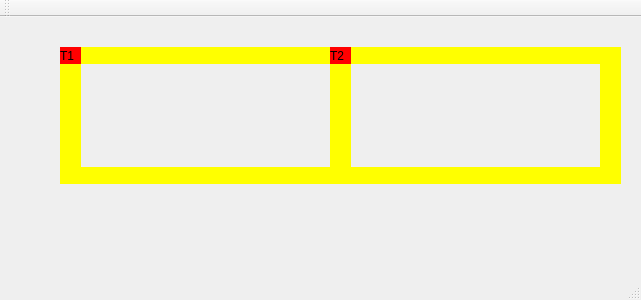
First picture: the form in mainwindow.ui, repository PedroAug91/SO_U2_Trens, before the edit.
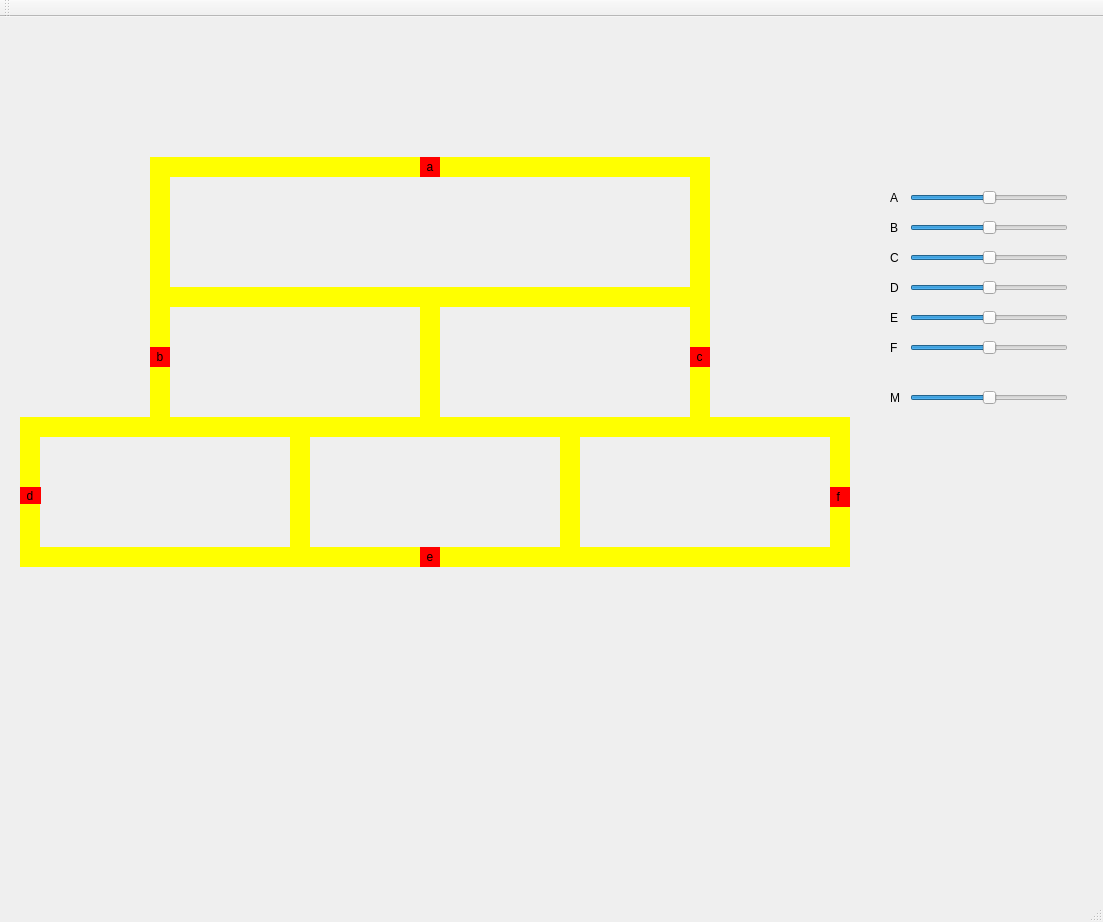
Second picture: the form after the edit.

Commit message:
feat(UI): Trens circulando suas malhas em sentido anti-horario
.

```diff
--- a/mainwindow.ui
+++ b/mainwindow.ui
@@ -6,19 +6,67 @@
             <rect>
                 <x>0</x>
                 <y>0</y>
-                <width>641</width>
-                <height>300</height>
+    <width>1103</width>
+    <height>922</height>
             </rect>
         </property>
         <property name="windowTitle">
-            <string>MainWindow</string>
+   <string>Trabalho SO U2 - Pedro Augusto</string>
         </property>
         <widget class="QWidget" name="centralWidget">
-            <widget class="QLabel" name="label_trem1">
+   <widget class="QLabel" name="label_trem_a">
                 <property name="geometry">
                     <rect>
-                        <x>60</x>
-                        <y>30</y>
+      <x>420</x>
+      <y>140</y>
+      <width>20</width>
+      <height>20</height>
+     </rect>
+    </property>
+    <property name="styleSheet">
+     <string notr="true">QLabel { background: red}</string>
+    </property>
+    <property name="text">
+     <string>  a</string>
+    </property>
+   </widget>
+   <widget class="QLabel" name="label_trem_b">
+    <property name="geometry">
+     <rect>
+      <x>150</x>
+      <y>330</y>
+      <width>20</width>
+      <height>20</height>
+     </rect>
+    </property>
+    <property name="styleSheet">
+     <string notr="true">QLabel { background: red}</string>
+    </property>
+    <property name="text">
+     <string>  b</string>
+    </property>
+   </widget>
+   <widget class="QLabel" name="label_trem_c">
+    <property name="geometry">
+     <rect>
+      <x>690</x>
+      <y>330</y>
+      <width>20</width>
+      <height>20</height>
+     </rect>
+    </property>
+    <property name="styleSheet">
+     <string notr="true">QLabel { background: red}</string>
+    </property>
+    <property name="text">
+     <string>  c</string>
+    </property>
+   </widget>
+   <widget class="QLabel" name="label_trem_d">
+    <property name="geometry">
+     <rect>
+      <x>20</x>
+      <y>470</y>
                         <width>21</width>
                         <height>17</height>
                     </rect>
@@ -27,16 +75,80 @@
                     <string notr="true">QLabel { background: red}</string>
                 </property>
                 <property name="text">
-                    <string>T1</string>
-                </property>
-            </widget>
-            <widget class="QLabel" name="label_trilho1">
+     <string>  d</string>
+    </property>
+   </widget>
+   <widget class="QLabel" name="label_trem_e">
                 <property name="geometry">
                     <rect>
-                        <x>80</x>
-                        <y>30</y>
+      <x>420</x>
+      <y>530</y>
+      <width>20</width>
+      <height>20</height>
+     </rect>
+    </property>
+    <property name="styleSheet">
+     <string notr="true">QLabel { background: red}</string>
+    </property>
+    <property name="text">
+     <string>  e</string>
+    </property>
+   </widget>
+   <widget class="QLabel" name="label_trem_f">
+    <property name="geometry">
+     <rect>
+      <x>830</x>
+      <y>470</y>
+      <width>20</width>
+      <height>20</height>
+     </rect>
+    </property>
+    <property name="styleSheet">
+     <string notr="true">QLabel { background: red}</string>
+    </property>
+    <property name="text">
+     <string>  f</string>
+    </property>
+   </widget>
+   <widget class="QLabel" name="trilho_1">
+    <property name="geometry">
+     <rect>
+      <x>170</x>
+      <y>140</y>
+      <width>520</width>
+      <height>20</height>
+     </rect>
+    </property>
+    <property name="styleSheet">
+     <string notr="true">QLabel { background: yellow}</string>
+    </property>
+    <property name="text">
+     <string/>
+    </property>
+   </widget>
+   <widget class="QLabel" name="trilho_2">
+    <property name="geometry">
+     <rect>
+      <x>150</x>
+      <y>140</y>
+      <width>20</width>
+      <height>150</height>
+     </rect>
+    </property>
+    <property name="styleSheet">
+     <string notr="true">QLabel { background: yellow}</string>
+    </property>
+    <property name="text">
+     <string/>
+    </property>
+   </widget>
+   <widget class="QLabel" name="trilho_3">
+    <property name="geometry">
+     <rect>
+      <x>170</x>
+      <y>270</y>
                         <width>250</width>
-                        <height>17</height>
+      <height>20</height>
                     </rect>
                 </property>
                 <property name="styleSheet">
@@ -46,13 +158,13 @@
                     <string/>
                 </property>
             </widget>
-            <widget class="QLabel" name="label_trilho2">
+   <widget class="QLabel" name="trilho_4">
                 <property name="geometry">
                     <rect>
-                        <x>80</x>
-                        <y>150</y>
+      <x>440</x>
+      <y>270</y>
                         <width>250</width>
-                        <height>17</height>
+      <height>20</height>
                     </rect>
                 </property>
                 <property name="styleSheet">
@@ -62,13 +174,13 @@
                     <string/>
                 </property>
             </widget>
-            <widget class="QLabel" name="label_trilho3">
+   <widget class="QLabel" name="trilho_5">
                 <property name="geometry">
                     <rect>
-                        <x>330</x>
-                        <y>30</y>
-                        <width>21</width>
-                        <height>137</height>
+      <x>690</x>
+      <y>140</y>
+      <width>20</width>
+      <height>150</height>
                     </rect>
                 </property>
                 <property name="styleSheet">
@@ -78,13 +190,13 @@
                     <string/>
                 </property>
             </widget>
-            <widget class="QLabel" name="label_trilho4">
+   <widget class="QLabel" name="trilho_6">
                 <property name="geometry">
                     <rect>
-                        <x>60</x>
-                        <y>30</y>
-                        <width>21</width>
-                        <height>137</height>
+      <x>150</x>
+      <y>290</y>
+      <width>20</width>
+      <height>130</height>
                     </rect>
                 </property>
                 <property name="styleSheet">
@@ -94,13 +206,13 @@
                     <string/>
                 </property>
             </widget>
-            <widget class="QLabel" name="label_trilho4_2">
+   <widget class="QLabel" name="trilho_7">
                 <property name="geometry">
                     <rect>
-                        <x>600</x>
-                        <y>30</y>
-                        <width>21</width>
-                        <height>137</height>
+      <x>170</x>
+      <y>400</y>
+      <width>250</width>
+      <height>20</height>
                     </rect>
                 </property>
                 <property name="styleSheet">
@@ -110,13 +222,29 @@
                     <string/>
                 </property>
             </widget>
-            <widget class="QLabel" name="label_trilho1_2">
+   <widget class="QLabel" name="trilho_8">
                 <property name="geometry">
                     <rect>
-                        <x>350</x>
-                        <y>30</y>
+      <x>420</x>
+      <y>270</y>
+      <width>20</width>
+      <height>150</height>
+     </rect>
+    </property>
+    <property name="styleSheet">
+     <string notr="true">QLabel { background: yellow}</string>
+    </property>
+    <property name="text">
+     <string/>
+    </property>
+   </widget>
+   <widget class="QLabel" name="trilho_9">
+    <property name="geometry">
+     <rect>
+      <x>440</x>
+      <y>400</y>
                         <width>250</width>
-                        <height>17</height>
+      <height>20</height>
                     </rect>
                 </property>
                 <property name="styleSheet">
@@ -126,13 +254,61 @@
                     <string/>
                 </property>
             </widget>
-            <widget class="QLabel" name="label_trilho2_2">
+   <widget class="QLabel" name="trilho_10">
                 <property name="geometry">
                     <rect>
-                        <x>350</x>
-                        <y>150</y>
+      <x>690</x>
+      <y>290</y>
+      <width>20</width>
+      <height>130</height>
+     </rect>
+    </property>
+    <property name="styleSheet">
+     <string notr="true">QLabel { background: yellow}</string>
+    </property>
+    <property name="text">
+     <string/>
+    </property>
+   </widget>
+   <widget class="QLabel" name="trilho_11">
+    <property name="geometry">
+     <rect>
+      <x>20</x>
+      <y>400</y>
+      <width>130</width>
+      <height>20</height>
+     </rect>
+    </property>
+    <property name="styleSheet">
+     <string notr="true">QLabel { background: yellow}</string>
+    </property>
+    <property name="text">
+     <string/>
+    </property>
+   </widget>
+   <widget class="QLabel" name="trilho_12">
+    <property name="geometry">
+     <rect>
+      <x>20</x>
+      <y>420</y>
+      <width>20</width>
+      <height>130</height>
+     </rect>
+    </property>
+    <property name="styleSheet">
+     <string notr="true">QLabel { background: yellow}</string>
+    </property>
+    <property name="text">
+     <string/>
+    </property>
+   </widget>
+   <widget class="QLabel" name="trilho_13">
+    <property name="geometry">
+     <rect>
+      <x>40</x>
+      <y>530</y>
                         <width>250</width>
-                        <height>17</height>
+      <height>20</height>
                     </rect>
                 </property>
                 <property name="styleSheet">
@@ -142,38 +318,414 @@
                     <string/>
                 </property>
             </widget>
-            <widget class="QLabel" name="label_trem2">
+   <widget class="QLabel" name="trilho_14">
                 <property name="geometry">
                     <rect>
-                        <x>330</x>
-                        <y>30</y>
-                        <width>21</width>
-                        <height>17</height>
+      <x>290</x>
+      <y>420</y>
+      <width>20</width>
+      <height>130</height>
                     </rect>
                 </property>
                 <property name="styleSheet">
-                    <string notr="true">QLabel { background: red}</string>
+     <string notr="true">QLabel { background: yellow}</string>
                 </property>
                 <property name="text">
-                    <string>T2</string>
-                </property>
-            </widget>
-            <zorder>label_trilho1</zorder>
-            <zorder>label_trilho2</zorder>
-            <zorder>label_trilho3</zorder>
-            <zorder>label_trilho4</zorder>
-            <zorder>label_trem1</zorder>
-            <zorder>label_trilho4_2</zorder>
-            <zorder>label_trilho1_2</zorder>
-            <zorder>label_trilho2_2</zorder>
-            <zorder>label_trem2</zorder>
+     <string/>
+    </property>
+   </widget>
+   <widget class="QLabel" name="trilho_15">
+    <property name="geometry">
+     <rect>
+      <x>310</x>
+      <y>530</y>
+      <width>250</width>
+      <height>20</height>
+     </rect>
+    </property>
+    <property name="styleSheet">
+     <string notr="true">QLabel { background: yellow}</string>
+    </property>
+    <property name="text">
+     <string/>
+    </property>
+   </widget>
+   <widget class="QLabel" name="trilho_16">
+    <property name="geometry">
+     <rect>
+      <x>560</x>
+      <y>420</y>
+      <width>20</width>
+      <height>130</height>
+     </rect>
+    </property>
+    <property name="styleSheet">
+     <string notr="true">QLabel { background: yellow}</string>
+    </property>
+    <property name="text">
+     <string/>
+    </property>
+   </widget>
+   <widget class="QLabel" name="trilho_17">
+    <property name="geometry">
+     <rect>
+      <x>710</x>
+      <y>400</y>
+      <width>140</width>
+      <height>20</height>
+     </rect>
+    </property>
+    <property name="styleSheet">
+     <string notr="true">QLabel { background: yellow}</string>
+    </property>
+    <property name="text">
+     <string/>
+    </property>
+   </widget>
+   <widget class="QLabel" name="trilho_18">
+    <property name="geometry">
+     <rect>
+      <x>830</x>
+      <y>420</y>
+      <width>20</width>
+      <height>130</height>
+     </rect>
+    </property>
+    <property name="styleSheet">
+     <string notr="true">QLabel { background: yellow}</string>
+    </property>
+    <property name="text">
+     <string/>
+    </property>
+   </widget>
+   <widget class="QLabel" name="trilho_19">
+    <property name="geometry">
+     <rect>
+      <x>580</x>
+      <y>530</y>
+      <width>250</width>
+      <height>20</height>
+     </rect>
+    </property>
+    <property name="styleSheet">
+     <string notr="true">QLabel { background: yellow}</string>
+    </property>
+    <property name="text">
+     <string/>
+    </property>
+   </widget>
+   <widget class="QLabel" name="label_vel_a">
+    <property name="geometry">
+     <rect>
+      <x>890</x>
+      <y>170</y>
+      <width>16</width>
+      <height>21</height>
+     </rect>
+    </property>
+    <property name="text">
+     <string>A</string>
+    </property>
+    <property name="buddy">
+     <cstring>slider_a</cstring>
+    </property>
+   </widget>
+   <widget class="QLabel" name="label_vel_b">
+    <property name="geometry">
+     <rect>
+      <x>890</x>
+      <y>200</y>
+      <width>16</width>
+      <height>21</height>
+     </rect>
+    </property>
+    <property name="text">
+     <string>B</string>
+    </property>
+    <property name="buddy">
+     <cstring>slider_b</cstring>
+    </property>
+   </widget>
+   <widget class="QLabel" name="label_vel_c">
+    <property name="geometry">
+     <rect>
+      <x>890</x>
+      <y>230</y>
+      <width>16</width>
+      <height>21</height>
+     </rect>
+    </property>
+    <property name="text">
+     <string>C</string>
+    </property>
+    <property name="buddy">
+     <cstring>slider_c</cstring>
+    </property>
+   </widget>
+   <widget class="QLabel" name="label_vel_d">
+    <property name="geometry">
+     <rect>
+      <x>890</x>
+      <y>260</y>
+      <width>16</width>
+      <height>21</height>
+     </rect>
+    </property>
+    <property name="text">
+     <string>D</string>
+    </property>
+    <property name="buddy">
+     <cstring>slider_d</cstring>
+    </property>
+   </widget>
+   <widget class="QLabel" name="label_vel_e">
+    <property name="geometry">
+     <rect>
+      <x>890</x>
+      <y>290</y>
+      <width>16</width>
+      <height>21</height>
+     </rect>
+    </property>
+    <property name="text">
+     <string>E</string>
+    </property>
+    <property name="buddy">
+     <cstring>slider_e</cstring>
+    </property>
+   </widget>
+   <widget class="QLabel" name="label_vel_f">
+    <property name="geometry">
+     <rect>
+      <x>890</x>
+      <y>320</y>
+      <width>16</width>
+      <height>21</height>
+     </rect>
+    </property>
+    <property name="text">
+     <string>F</string>
+    </property>
+    <property name="buddy">
+     <cstring>slider_f</cstring>
+    </property>
+   </widget>
+   <widget class="QLabel" name="label_vel_m">
+    <property name="geometry">
+     <rect>
+      <x>890</x>
+      <y>370</y>
+      <width>16</width>
+      <height>21</height>
+     </rect>
+    </property>
+    <property name="text">
+     <string>M</string>
+    </property>
+    <property name="buddy">
+     <cstring>slider_m</cstring>
+    </property>
+   </widget>
+   <widget class="QSlider" name="slider_a">
+    <property name="geometry">
+     <rect>
+      <x>910</x>
+      <y>170</y>
+      <width>158</width>
+      <height>21</height>
+     </rect>
+    </property>
+    <property name="accessibleName">
+     <string>Velocidade do trem a</string>
+    </property>
+    <property name="maximum">
+     <number>200</number>
+    </property>
+    <property name="sliderPosition">
+     <number>100</number>
+    </property>
+    <property name="orientation">
+     <enum>Qt::Horizontal</enum>
+    </property>
+   </widget>
+   <widget class="QSlider" name="slider_b">
+    <property name="geometry">
+     <rect>
+      <x>910</x>
+      <y>200</y>
+      <width>158</width>
+      <height>21</height>
+     </rect>
+    </property>
+    <property name="accessibleName">
+     <string>Velocidade do trem b</string>
+    </property>
+    <property name="maximum">
+     <number>200</number>
+    </property>
+    <property name="sliderPosition">
+     <number>100</number>
+    </property>
+    <property name="orientation">
+     <enum>Qt::Horizontal</enum>
+    </property>
+   </widget>
+   <widget class="QSlider" name="slider_c">
+    <property name="geometry">
+     <rect>
+      <x>910</x>
+      <y>230</y>
+      <width>158</width>
+      <height>21</height>
+     </rect>
+    </property>
+    <property name="accessibleName">
+     <string>Velocidade do trem c</string>
+    </property>
+    <property name="maximum">
+     <number>200</number>
+    </property>
+    <property name="sliderPosition">
+     <number>100</number>
+    </property>
+    <property name="orientation">
+     <enum>Qt::Horizontal</enum>
+    </property>
+   </widget>
+   <widget class="QSlider" name="slider_d">
+    <property name="geometry">
+     <rect>
+      <x>910</x>
+      <y>260</y>
+      <width>158</width>
+      <height>21</height>
+     </rect>
+    </property>
+    <property name="accessibleName">
+     <string>Velocidade do trem d</string>
+    </property>
+    <property name="maximum">
+     <number>200</number>
+    </property>
+    <property name="sliderPosition">
+     <number>100</number>
+    </property>
+    <property name="orientation">
+     <enum>Qt::Horizontal</enum>
+    </property>
+   </widget>
+   <widget class="QSlider" name="slider_e">
+    <property name="geometry">
+     <rect>
+      <x>910</x>
+      <y>290</y>
+      <width>158</width>
+      <height>21</height>
+     </rect>
+    </property>
+    <property name="accessibleName">
+     <string>Velocidade do trem e</string>
+    </property>
+    <property name="maximum">
+     <number>200</number>
+    </property>
+    <property name="sliderPosition">
+     <number>100</number>
+    </property>
+    <property name="orientation">
+     <enum>Qt::Horizontal</enum>
+    </property>
+   </widget>
+   <widget class="QSlider" name="slider_f">
+    <property name="geometry">
+     <rect>
+      <x>910</x>
+      <y>320</y>
+      <width>158</width>
+      <height>21</height>
+     </rect>
+    </property>
+    <property name="accessibleName">
+     <string>Velocidade do trem f</string>
+    </property>
+    <property name="maximum">
+     <number>200</number>
+    </property>
+    <property name="sliderPosition">
+     <number>100</number>
+    </property>
+    <property name="orientation">
+     <enum>Qt::Horizontal</enum>
+    </property>
+   </widget>
+   <widget class="QSlider" name="slider_m">
+    <property name="geometry">
+     <rect>
+      <x>910</x>
+      <y>370</y>
+      <width>158</width>
+      <height>21</height>
+     </rect>
+    </property>
+    <property name="accessibleName">
+     <string>Velocidade geral</string>
+    </property>
+    <property name="maximum">
+     <number>200</number>
+    </property>
+    <property name="sliderPosition">
+     <number>100</number>
+    </property>
+    <property name="orientation">
+     <enum>Qt::Horizontal</enum>
+    </property>
+   </widget>
+   <zorder>trilho_1</zorder>
+   <zorder>trilho_2</zorder>
+   <zorder>trilho_3</zorder>
+   <zorder>trilho_4</zorder>
+   <zorder>trilho_5</zorder>
+   <zorder>trilho_6</zorder>
+   <zorder>trilho_7</zorder>
+   <zorder>trilho_8</zorder>
+   <zorder>trilho_9</zorder>
+   <zorder>trilho_10</zorder>
+   <zorder>trilho_11</zorder>
+   <zorder>trilho_12</zorder>
+   <zorder>trilho_13</zorder>
+   <zorder>trilho_14</zorder>
+   <zorder>trilho_15</zorder>
+   <zorder>trilho_16</zorder>
+   <zorder>trilho_17</zorder>
+   <zorder>trilho_18</zorder>
+   <zorder>trilho_19</zorder>
+   <zorder>label_vel_a</zorder>
+   <zorder>label_vel_b</zorder>
+   <zorder>label_vel_c</zorder>
+   <zorder>label_vel_d</zorder>
+   <zorder>label_vel_e</zorder>
+   <zorder>label_vel_f</zorder>
+   <zorder>label_vel_m</zorder>
+   <zorder>slider_a</zorder>
+   <zorder>slider_b</zorder>
+   <zorder>slider_c</zorder>
+   <zorder>slider_d</zorder>
+   <zorder>slider_e</zorder>
+   <zorder>slider_f</zorder>
+   <zorder>slider_m</zorder>
+   <zorder>label_trem_a</zorder>
+   <zorder>label_trem_b</zorder>
+   <zorder>label_trem_c</zorder>
+   <zorder>label_trem_d</zorder>
+   <zorder>label_trem_e</zorder>
+   <zorder>label_trem_f</zorder>
         </widget>
         <widget class="QMenuBar" name="menuBar">
             <property name="geometry">
                 <rect>
                     <x>0</x>
                     <y>0</y>
-                    <width>641</width>
+     <width>1103</width>
                     <height>22</height>
                 </rect>
             </property>
```
Lines whose indentation alone changed are shown as unchanged. The commit also changes 5 other files.
